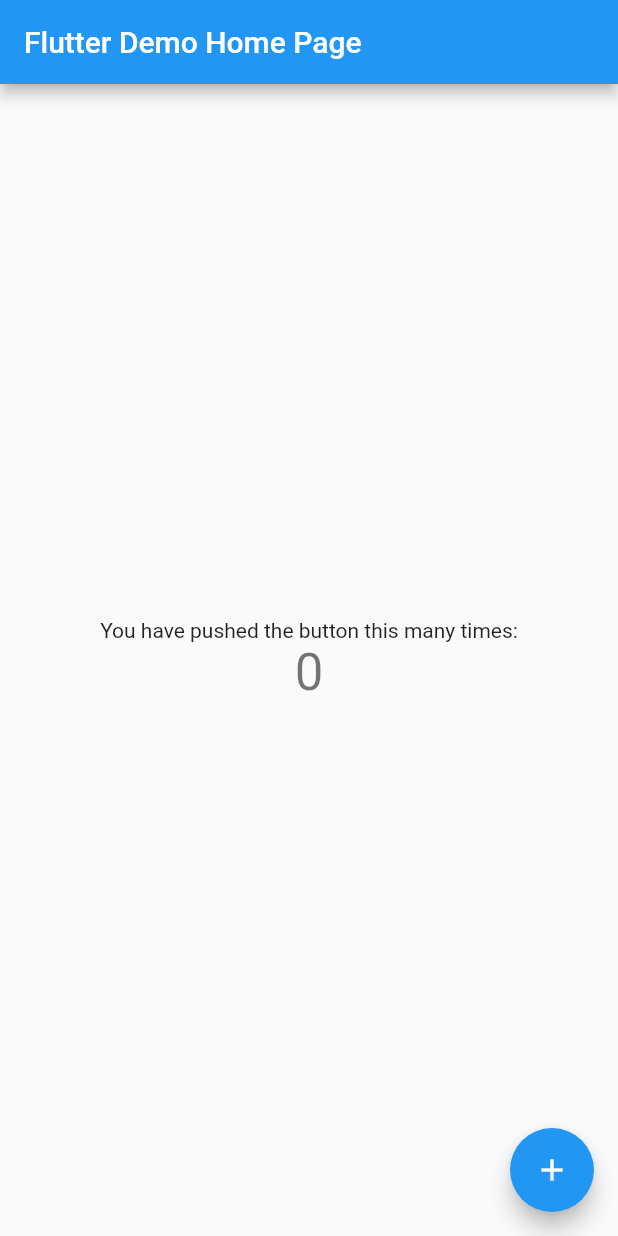
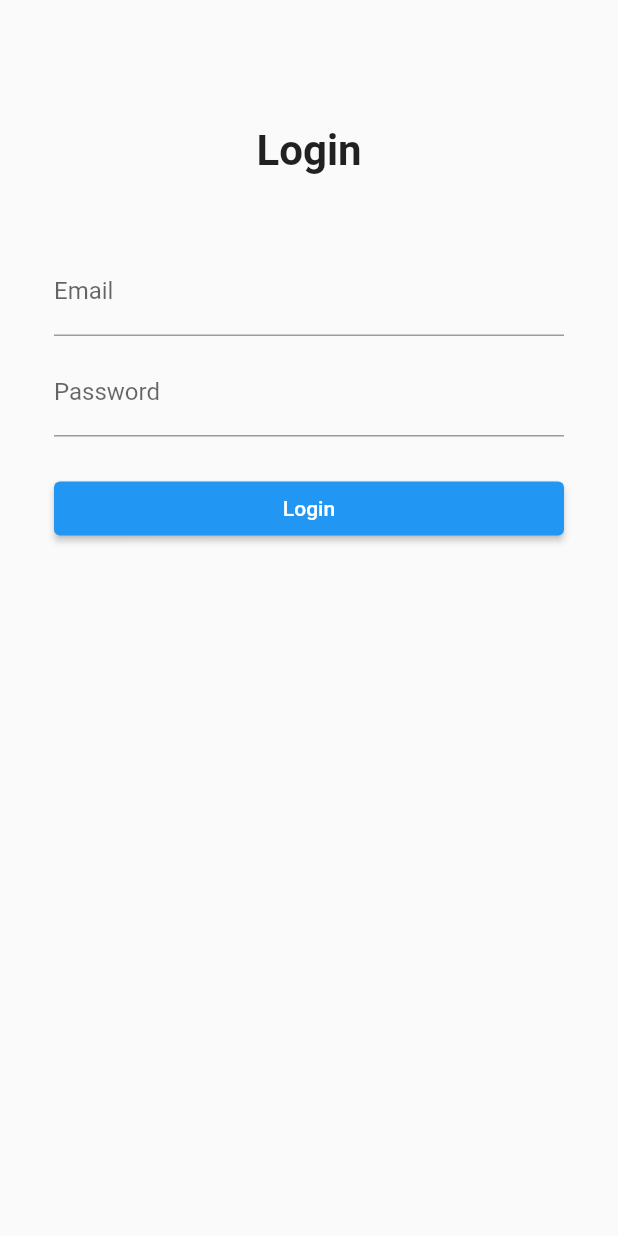
Before and after one commit to am3rigo/3bee_challenge, a Flutter app: the screen it shows after launch, on a phone screen of 412 x 824 dp. Run offline on Flutter 3.47's test engine with Material 2 defaults, Android fonts, the phone set to English and light mode, and no system bars; our stand-ins replace dio, pretty_dio_logger.

Commit message:
created LoginPage and launch.json for run project in vscode

```diff
--- a/lib/main.dart
+++ b/lib/main.dart
@@ -1,4 +1,5 @@
 import 'package:flutter/material.dart';
+import 'package:threebee_challenge/authentication/authentication_repository.dart';
 
 void main() {
   runApp(const MyApp());
@@ -10,106 +11,61 @@
   // This widget is the root of your application.
   @override
   Widget build(BuildContext context) {
-    return MaterialApp(
+    return const MaterialApp(
       title: 'Flutter Demo',
-      theme: ThemeData(
-        // This is the theme of your application.
-        //
-        // Try running your application with "flutter run". You'll see the
-        // application has a blue toolbar. Then, without quitting the app, try
-        // changing the primarySwatch below to Colors.green and then invoke
-        // "hot reload" (press "r" in the console where you ran "flutter run",
-        // or simply save your changes to "hot reload" in a Flutter IDE).
-        // Notice that the counter didn't reset back to zero; the application
-        // is not restarted.
-        primarySwatch: Colors.blue,
-      ),
-      home: const MyHomePage(title: 'Flutter Demo Home Page'),
+      home: LoginPage(),
     );
   }
 }
 
-class MyHomePage extends StatefulWidget {
-  const MyHomePage({super.key, required this.title});
-
-  // This widget is the home page of your application. It is stateful, meaning
-  // that it has a State object (defined below) that contains fields that affect
-  // how it looks.
-
-  // This class is the configuration for the state. It holds the values (in this
-  // case the title) provided by the parent (in this case the App widget) and
-  // used by the build method of the State. Fields in a Widget subclass are
-  // always marked "final".
-
-  final String title;
-
-  @override
-  State<MyHomePage> createState() => _MyHomePageState();
-}
-
-class _MyHomePageState extends State<MyHomePage> {
-  int _counter = 0;
-
-  void _incrementCounter() {
-    setState(() {
-      // This call to setState tells the Flutter framework that something has
-      // changed in this State, which causes it to rerun the build method below
-      // so that the display can reflect the updated values. If we changed
-      // _counter without calling setState(), then the build method would not be
-      // called again, and so nothing would appear to happen.
-      _counter++;
-    });
-  }
+class LoginPage extends StatelessWidget {
+  const LoginPage({super.key});
 
   @override
   Widget build(BuildContext context) {
-    // This method is rerun every time setState is called, for instance as done
-    // by the _incrementCounter method above.
-    //
-    // The Flutter framework has been optimized to make rerunning build methods
-    // fast, so that you can just rebuild anything that needs updating rather
-    // than having to individually change instances of widgets.
     return Scaffold(
-      appBar: AppBar(
-        // Here we take the value from the MyHomePage object that was created by
-        // the App.build method, and use it to set our appbar title.
-        title: Text(widget.title),
-      ),
-      body: Center(
-        // Center is a layout widget. It takes a single child and positions it
-        // in the middle of the parent.
-        child: Column(
-          // Column is also a layout widget. It takes a list of children and
-          // arranges them vertically. By default, it sizes itself to fit its
-          // children horizontally, and tries to be as tall as its parent.
-          //
-          // Invoke "debug painting" (press "p" in the console, choose the
-          // "Toggle Debug Paint" action from the Flutter Inspector in Android
-          // Studio, or the "Toggle Debug Paint" command in Visual Studio Code)
-          // to see the wireframe for each widget.
-          //
-          // Column has various properties to control how it sizes itself and
-          // how it positions its children. Here we use mainAxisAlignment to
-          // center the children vertically; the main axis here is the vertical
-          // axis because Columns are vertical (the cross axis would be
-          // horizontal).
-          mainAxisAlignment: MainAxisAlignment.center,
-          children: <Widget>[
-            const Text(
-              'You have pushed the button this many times:',
-            ),
-            Text(
-              '$_counter',
-              style: Theme.of(context).textTheme.headlineMedium,
-            ),
-          ],
+      body: SingleChildScrollView(
+        child: Padding(
+          padding: const EdgeInsets.all(36),
+          child: Column(
+            crossAxisAlignment: CrossAxisAlignment.stretch,
+            children: <Widget>[
+              const SizedBox(height: 48.0),
+              const Text(
+                'Login',
+                textAlign: TextAlign.center,
+                style: TextStyle(
+                  fontSize: 28,
+                  fontWeight: FontWeight.w600,
+                ),
+              ),
+              const SizedBox(height: 48.0),
+              const TextField(
+                decoration: InputDecoration(
+                  labelText: 'Email',
+                ),
+              ),
+              const SizedBox(height: 8.0),
+              const TextField(
+                decoration: InputDecoration(
+                  labelText: 'Password',
+                ),
+                obscureText: true,
+              ),
+              const SizedBox(height: 24.0),
+              ElevatedButton(
+                child: const Text('Login'),
+                onPressed: () {
+                  AuthenticationRepository().loginWithCredentials(
+                    'andrea.valenzano@3bee.com',
+                    'test2022',
+                  );
+                },
+              ),
+            ],
+          ),
         ),
       ),
-      floatingActionButton: FloatingActionButton(
-        onPressed: _incrementCounter,
-        tooltip: 'Increment',
-        child: const Icon(Icons.add),
-      ), // This trailing comma makes auto-formatting nicer for build methods.
     );
   }
 }
```
